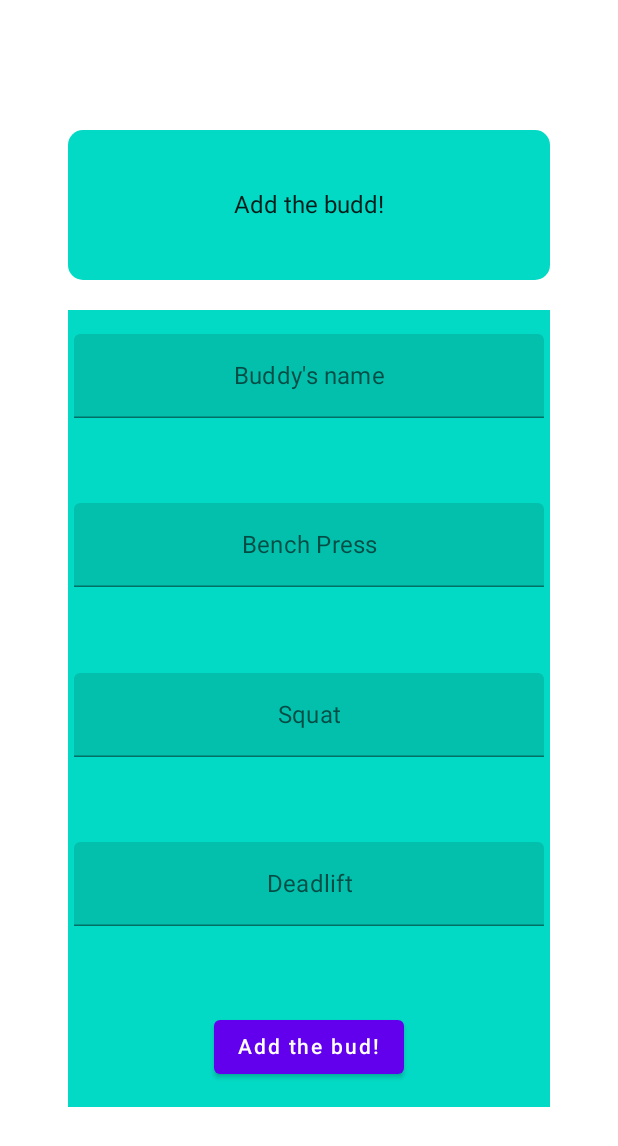
After one commit to michalbialacki/BuddyTrainer, an Android app built with Jetpack Compose: the AddBuddyScreen screen opened through its navigation route, on a phone screen of 412 x 824 dp. The commit adds this screen. Shown: the top 1146 px of the screen. Run offline under Robolectric (Android 15) with nearby library versions, the phone set to English and light mode, and no system bars; our stand-ins replace Dagger/Hilt's generated code, Room's generated code.

Commit message:
Adding buddy to database, displaying labels

```diff
--- a/app/src/main/java/com/kkp/buddytrainer/MainActivity.kt
+++ b/app/src/main/java/com/kkp/buddytrainer/MainActivity.kt
@@ -17,6 +17,7 @@ import androidx.navigation.compose.composable
 import androidx.navigation.compose.rememberNavController
 import androidx.navigation.navArgument
 import com.kkp.buddytrainer.inputsscreen.presentation.InputsScreen
+import com.kkp.buddytrainer.presentation.addbuddyscreen.AddBuddyScreen
 import com.kkp.buddytrainer.presentation.startscreen.StartScreen
 import com.kkp.buddytrainer.ui.theme.BuddyTrainerTheme
 import dagger.hilt.android.AndroidEntryPoint
@@ -47,6 +48,9 @@ class MainActivity : ComponentActivity() {
                             navController = navController,
                             buddyId = buddyId ?: 404L)
                     }
+                    composable("AddBuddyScreen"){
+                        AddBuddyScreen(navController = navController)
+                    }
                 }
             }
         }
--- /dev/null
+++ b/app/src/main/java/com/kkp/buddytrainer/presentation/addbuddyscreen/AddBuddyScreen.kt
@@ -0,0 +1,16 @@
+package com.kkp.buddytrainer.presentation.addbuddyscreen
+
+import androidx.compose.material.Surface
+import androidx.compose.runtime.Composable
+import androidx.navigation.NavController
+import com.kkp.buddytrainer.presentation.addbuddyscreen.components.BuddyCreation
+
+@Composable
+fun AddBuddyScreen(
+    navController: NavController,
+) {
+    Surface {
+        BuddyCreation()
+
+    }
+}
--- /dev/null
+++ b/app/src/main/java/com/kkp/buddytrainer/presentation/addbuddyscreen/AddBuddyViewModel.kt
@@ -0,0 +1,54 @@
+package com.kkp.buddytrainer.presentation.addbuddyscreen
+
+import android.util.Log
+import androidx.compose.runtime.MutableState
+import androidx.compose.runtime.mutableStateOf
+import androidx.lifecycle.ViewModel
+import androidx.lifecycle.viewModelScope
+import com.kkp.buddytrainer.domain.model.Person
+import com.kkp.buddytrainer.domain.repository.PersonRepository
+import dagger.hilt.android.lifecycle.HiltViewModel
+import kotlinx.coroutines.Dispatchers
+import kotlinx.coroutines.launch
+import java.util.*
+import javax.inject.Inject
+import kotlin.random.Random
+
+@HiltViewModel
+class AddBuddyViewModel @Inject constructor(
+    private val personRepository: PersonRepository
+) : ViewModel(){
+
+    private var newBudPRs : MutableList<Float> = mutableListOf(0f,0f,0f)
+    private var buddyName : MutableState<String> = mutableStateOf("")
+
+
+    fun checkIfBuddyReady() : Boolean{
+        if (buddyName.value.isNotEmpty() && !newBudPRs.contains(0f))return true else return false
+    }
+
+    fun addBuddyToRoom() {
+        viewModelScope.launch(Dispatchers.IO) {
+            if (newBudPRs[0] * newBudPRs[1] * newBudPRs[2] != 0f || buddyName.value.length > 0) {
+                val buddy = Person(
+                    id = Calendar.getInstance().timeInMillis,
+                    Name = buddyName.value,
+                    Bench = newBudPRs[0],
+                    Squat = newBudPRs[1],
+                    Deadlift = newBudPRs[2]
+                )
+                personRepository.addBuddyToRoom(person = buddy)
+            }
+        }
+    }
+
+    fun changeBuddyPR(index : Int = 0, newPR : Float) = viewModelScope.launch(Dispatchers.IO) {
+        newBudPRs[index] = newPR
+    }
+
+    fun changeBuddyName(name:String) = viewModelScope.launch(Dispatchers.IO) {
+        buddyName.value = name
+        Log.d("Name", "${buddyName.value}")
+    }
+
+}
--- /dev/null
+++ b/app/src/main/java/com/kkp/buddytrainer/presentation/addbuddyscreen/components/BuddyCreation.kt
@@ -0,0 +1,90 @@
+package com.kkp.buddytrainer.presentation.addbuddyscreen.components
+
+import android.widget.Toast
+import androidx.compose.foundation.background
+import androidx.compose.foundation.layout.*
+import androidx.compose.foundation.shape.RoundedCornerShape
+import androidx.compose.foundation.text.BasicTextField
+import androidx.compose.material.Button
+import androidx.compose.material.Surface
+import androidx.compose.material.Text
+import androidx.compose.runtime.Composable
+import androidx.compose.runtime.*
+import androidx.compose.ui.Alignment
+import androidx.compose.ui.Modifier
+import androidx.compose.ui.draw.clip
+import androidx.compose.ui.graphics.Color
+import androidx.compose.ui.platform.LocalContext
+import androidx.compose.ui.unit.dp
+import androidx.hilt.navigation.compose.hiltViewModel
+import com.kkp.buddytrainer.presentation.addbuddyscreen.AddBuddyViewModel
+import com.kkp.buddytrainer.ui.theme.Teal200
+
+@Composable
+fun BuddyCreation(
+    viewModel : AddBuddyViewModel = hiltViewModel()
+) {
+
+    val context = LocalContext.current
+
+    Column(
+        modifier = Modifier.fillMaxSize(),
+        verticalArrangement = Arrangement.Center,
+        horizontalAlignment = Alignment.CenterHorizontally
+    ) {
+        Column(modifier = Modifier
+            .fillMaxSize(0.8f)
+            .clip(RoundedCornerShape(10.dp))
+            .padding(4.dp)
+
+        ) {
+            Box(modifier = Modifier
+                .fillMaxWidth()
+                .height(100.dp)
+                .clip(RoundedCornerShape(10.dp))
+                .background(Teal200)
+                .padding(4.dp),
+                contentAlignment = Alignment.Center
+            ){
+                Text(text = "Add the budd!")
+            }
+            Spacer(modifier = Modifier
+                .fillMaxWidth()
+                .height(20.dp))
+            Column(
+                modifier = Modifier
+                    .fillMaxWidth()
+                    .weight(1f)
+                    .background(Teal200)
+                    .clip(RoundedCornerShape(10.dp))
+                    .padding(
+                        top = 16.dp,
+                        bottom = 16.dp,
+                        start = 4.dp,
+                        end = 4.dp
+                    ),
+                verticalArrangement = Arrangement.SpaceBetween,
+                horizontalAlignment = Alignment.CenterHorizontally
+            ) {
+                BuddyNameTextInput(onSave = { viewModel.changeBuddyName(it) })
+                BuddyParameterTextInput(parName = "Bench Press", onSave = {viewModel.changeBuddyPR(0,it)})
+                BuddyParameterTextInput(parName = "Squat", onSave = {viewModel.changeBuddyPR(1,it)})
+                BuddyParameterTextInput(parName = "Deadlift", onSave = {viewModel.changeBuddyPR(2,it)})
+
+                Button(
+                    onClick = {
+                        if(viewModel.checkIfBuddyReady()){
+                            viewModel.addBuddyToRoom()
+                            Toast.makeText(context,"Buddy added successfully",Toast.LENGTH_SHORT).show()
+                        }else{
+                            Toast.makeText(context,"Confirm all inputs in buddy creation menu",Toast.LENGTH_SHORT).show()
+                        }
+                     }
+                ) {
+                    Text(text = "Add the bud!")
+                }
+
+            }
+        }
+    }
+}
--- /dev/null
+++ b/app/src/main/java/com/kkp/buddytrainer/presentation/addbuddyscreen/components/BuddyNameTextInput.kt
@@ -0,0 +1,60 @@
+package com.kkp.buddytrainer.presentation.addbuddyscreen.components
+
+import android.widget.Toast
+import androidx.compose.foundation.interaction.MutableInteractionSource
+import androidx.compose.foundation.layout.fillMaxWidth
+import androidx.compose.foundation.text.KeyboardActions
+import androidx.compose.foundation.text.KeyboardOptions
+import androidx.compose.material.LocalTextStyle
+import androidx.compose.material.Text
+import androidx.compose.material.TextField
+import androidx.compose.runtime.*
+import androidx.compose.ui.Modifier
+import androidx.compose.ui.platform.LocalContext
+import androidx.compose.ui.platform.LocalFocusManager
+import androidx.compose.ui.text.input.ImeAction
+import androidx.compose.ui.text.input.KeyboardType
+import androidx.compose.ui.text.input.TextFieldValue
+import androidx.compose.ui.text.style.TextAlign
+import java.lang.Exception
+
+
+@Composable
+fun BuddyNameTextInput(
+    onSave : (String) -> Unit,
+) {
+    var text by remember {
+        mutableStateOf(TextFieldValue(""))
+    }
+    var cachedText = text
+    val context = LocalContext.current
+    var localFocus = LocalFocusManager.current
+    val focusManager = LocalFocusManager.current
+    val interactionSource = remember { MutableInteractionSource() }
+
+
+    TextField(
+        value = text,
+        onValueChange = { changedText ->
+            cachedText = text
+            text = changedText
+        },
+        maxLines = 1,
+        singleLine = true,
+        keyboardOptions = KeyboardOptions.Default.copy(imeAction = ImeAction.Done, keyboardType = KeyboardType.Ascii),
+        keyboardActions = KeyboardActions(onDone = {
+            try {
+                onSave(text.text)
+            }catch (e:Exception){
+                text = cachedText
+                Toast.makeText(context,"Try to put a real name next time!", Toast.LENGTH_SHORT).show()
+            }
+            focusManager.clearFocus()
+        }),
+        label = {
+            Text(text = "Buddy's name", textAlign = TextAlign.Center, modifier = Modifier.fillMaxWidth())
+        },
+        textStyle = LocalTextStyle.current.copy(textAlign = TextAlign.Center)
+    )
+
+}
--- /dev/null
+++ b/app/src/main/java/com/kkp/buddytrainer/presentation/addbuddyscreen/components/BuddyParameterTextInput.kt
@@ -0,0 +1,78 @@
+package com.kkp.buddytrainer.presentation.addbuddyscreen.components
+
+import android.widget.Toast
+import androidx.compose.foundation.interaction.MutableInteractionSource
+import androidx.compose.foundation.layout.fillMaxWidth
+import androidx.compose.foundation.layout.padding
+import androidx.compose.foundation.text.BasicTextField
+import androidx.compose.foundation.text.KeyboardActions
+import androidx.compose.foundation.text.KeyboardOptions
+import androidx.compose.material.LocalTextStyle
+import androidx.compose.material.Text
+import androidx.compose.material.TextField
+import androidx.compose.runtime.*
+import androidx.compose.ui.Modifier
+import androidx.compose.ui.graphics.Color
+import androidx.compose.ui.platform.LocalContext
+import androidx.compose.ui.platform.LocalFocusManager
+import androidx.compose.ui.text.TextStyle
+import androidx.compose.ui.text.input.ImeAction
+import androidx.compose.ui.text.input.KeyboardType
+import androidx.compose.ui.text.input.TextFieldValue
+import androidx.compose.ui.text.style.TextAlign
+import androidx.compose.ui.unit.dp
+
+@Composable
+fun BuddyParameterTextInput(
+    parName : String ="",
+    onSave : (Float) -> Unit,
+) {
+    var text by remember {
+        mutableStateOf(TextFieldValue(""))
+    }
+    var cachedText = text
+    val context = LocalContext.current
+    var localFocus = LocalFocusManager.current
+    val focusManager = LocalFocusManager.current
+    val interactionSource = remember { MutableInteractionSource() }
+    var isHintDisplayed by remember {
+        mutableStateOf(parName !="")
+    }
+
+
+    TextField(
+        value = text,
+        onValueChange = { changedText ->
+            cachedText = text
+            text = changedText
+        },
+        maxLines = 1,
+        singleLine = true,
+        keyboardOptions = KeyboardOptions.Default.copy(imeAction = ImeAction.Done, keyboardType = KeyboardType.Number),
+        keyboardActions = KeyboardActions( onDone = {
+            try {
+                if("," in text.text){
+                    val temp = text.text.replace(",",".")
+                    text = TextFieldValue(temp)
+                }
+                val newBudPR = text.text.toFloat()
+                if (newBudPR in (0f..600f)){
+                    text = TextFieldValue(newBudPR.toString())
+                    onSave(newBudPR)
+                }else{
+                    text = cachedText
+                    Toast.makeText(context,"Try to put a real PR next time!", Toast.LENGTH_SHORT).show()
+                }
+            }catch (e:NumberFormatException){
+                text = cachedText
+                Toast.makeText(context,"Try to put a real PR next time!", Toast.LENGTH_SHORT).show()
+            }
+            focusManager.clearFocus()
+        }, ),
+        label = {
+            Text(text = parName, textAlign = TextAlign.Center, modifier = Modifier.fillMaxWidth())
+        },
+        textStyle = LocalTextStyle.current.copy(textAlign = TextAlign.Center)
+    )
+
+}
--- a/app/src/main/java/com/kkp/buddytrainer/presentation/inputsscreen/components/ExerciseNamesColumn.kt
+++ b/app/src/main/java/com/kkp/buddytrainer/presentation/inputsscreen/components/ExerciseNamesColumn.kt
@@ -15,7 +15,7 @@ import com.kkp.buddytrainer.ui.theme.Teal200
 
 @Composable
 fun ExerciseNamesColumn() {
-    androidx.compose.material.Surface {
+    Surface {
         Column(
             modifier = Modifier.fillMaxHeight(0.5f).background(Teal200).padding(
                 start = 12.dp,
--- a/app/src/main/java/com/kkp/buddytrainer/presentation/startscreen/StartScreenViewModel.kt
+++ b/app/src/main/java/com/kkp/buddytrainer/presentation/startscreen/StartScreenViewModel.kt
@@ -78,4 +78,7 @@ class StartScreenViewModel @Inject constructor(
             selectedBuddy.value = person
         }
     }
+    fun deleteBuddy(person: Person) = viewModelScope.launch(Dispatchers.IO) {
+        personRepo.deleteBuddyFromRoom(person = person)
+    }
 }
--- a/app/src/main/java/com/kkp/buddytrainer/presentation/startscreen/components/ChooseBuddySurface.kt
+++ b/app/src/main/java/com/kkp/buddytrainer/presentation/startscreen/components/ChooseBuddySurface.kt
@@ -9,11 +9,13 @@ import androidx.compose.ui.Modifier
 import androidx.compose.ui.graphics.Color
 import androidx.compose.ui.unit.dp
 import androidx.hilt.navigation.compose.hiltViewModel
+import androidx.navigation.NavController
 import com.kkp.buddytrainer.presentation.startscreen.StartScreenViewModel
 
 @Composable
 fun ChooseBuddySurface(
-    viewModel: StartScreenViewModel = hiltViewModel()
+    viewModel: StartScreenViewModel = hiltViewModel(),
+    navController: NavController
 ) {
     Column(
         modifier = Modifier
@@ -33,7 +35,7 @@ fun ChooseBuddySurface(
             verticalArrangement = Arrangement.Bottom,
             horizontalAlignment = Alignment.CenterHorizontally
             ){
-                AddBudd()
+                AddBudd(navController = navController)
         }
     }
 }
--- a/app/src/main/java/com/kkp/buddytrainer/presentation/startscreen/components/StartScreenSurface.kt
+++ b/app/src/main/java/com/kkp/buddytrainer/presentation/startscreen/components/StartScreenSurface.kt
@@ -24,7 +24,7 @@ fun StartScreenSurface(
             verticalArrangement = Arrangement.SpaceEvenly
         ) {
             TopBar(navController = navController)
-            ChooseBuddySurface()
+            ChooseBuddySurface(navController = navController)
         }
 
     }
```
Also changed, not shown: app/src/main/java/com/kkp/buddytrainer/presentation/inputsscreen/components/SDBTextfield.kt (+13 -8 lines), app/src/main/java/com/kkp/buddytrainer/presentation/startscreen/components/AddBud.kt (+9 -2 lines), app/src/main/java/com/kkp/buddytrainer/presentation/startscreen/components/BuddySelect.kt (+18 -3 lines), app/src/main/java/com/kkp/buddytrainer/presentation/inputsscreen/components/EditInputs.kt (indentation only).
